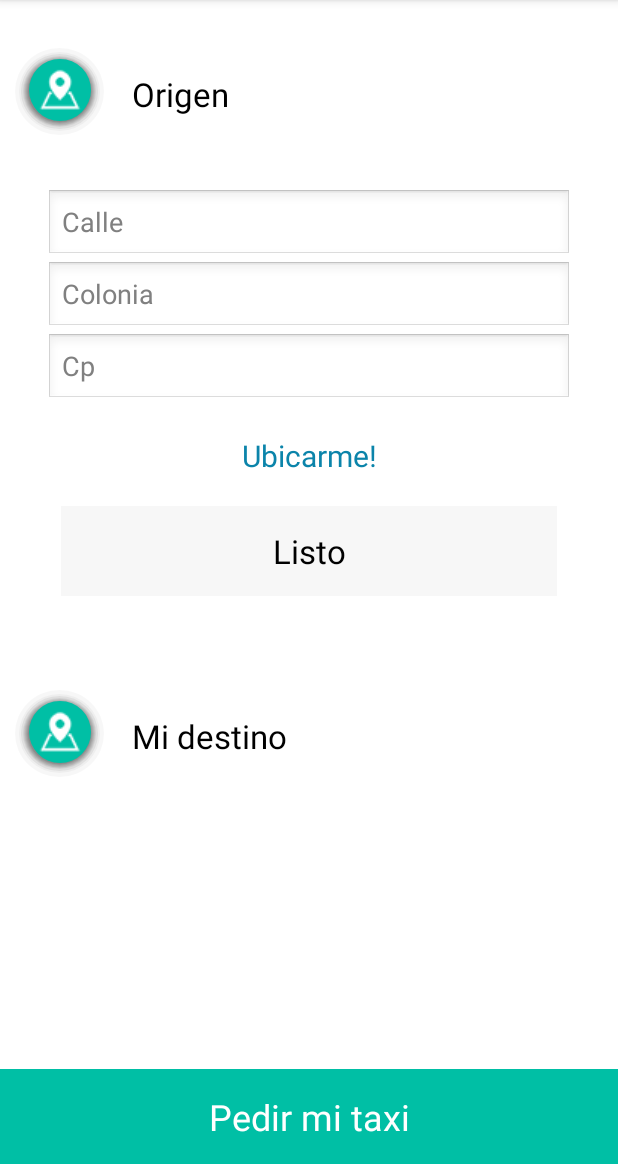
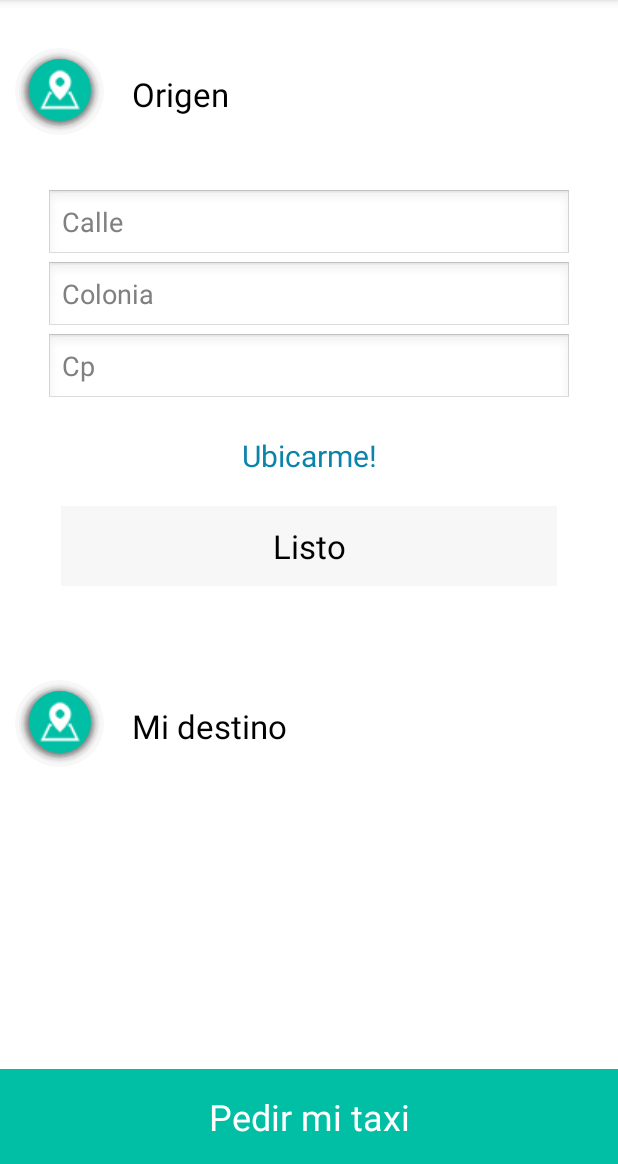
Before and after one commit to breakingRisk/TaxiSeguro, an Android app: the pedirTaxi screen opened directly, with no data from a screen before it, after a tap on an icon or button, on a phone screen of 412 x 824 dp, the part 72-1236 px from its top. Run offline under Robolectric (Android 15) with nearby library versions, the phone set to English and light mode, and no system bars.

Commit message:
commit 3

```diff
--- a/TaxiSeguro/app/src/main/res/layout/pedir_taxi.xml
+++ b/TaxiSeguro/app/src/main/res/layout/pedir_taxi.xml
@@ -120,7 +120,7 @@
                     android:layout_marginRight="10dp"
                     android:background="@drawable/borde1"
                     android:textColor="@color/negro"
-                    android:padding="15dp"
+                    android:padding="12dp"
                     android:textSize="22sp"/>
 
             </LinearLayout>
@@ -193,7 +193,7 @@
                     android:layout_marginRight="10dp"
                     android:background="@drawable/borde1"
                     android:textColor="@color/negro"
-                    android:padding="15dp"
+                    android:padding="12dp"
                     android:textSize="22sp"
 
                     />
```
